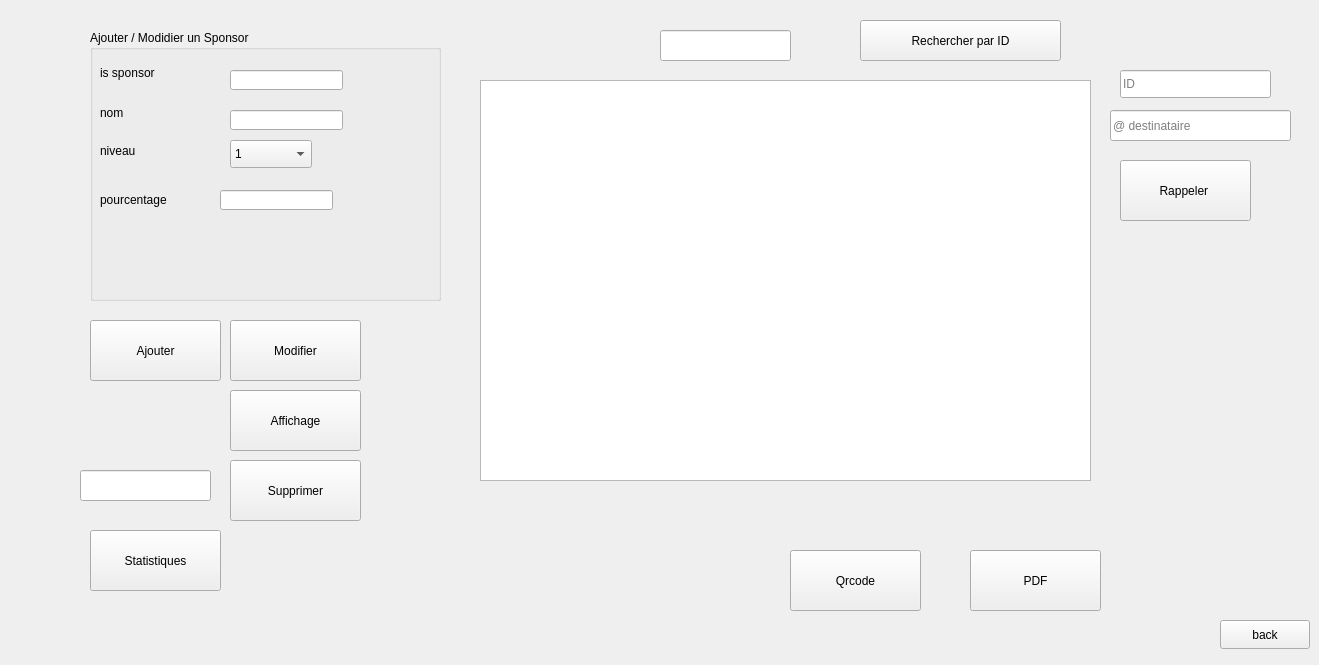
Above: sponsor.ui from medali141/sunny before the change. Below: the same form after it.
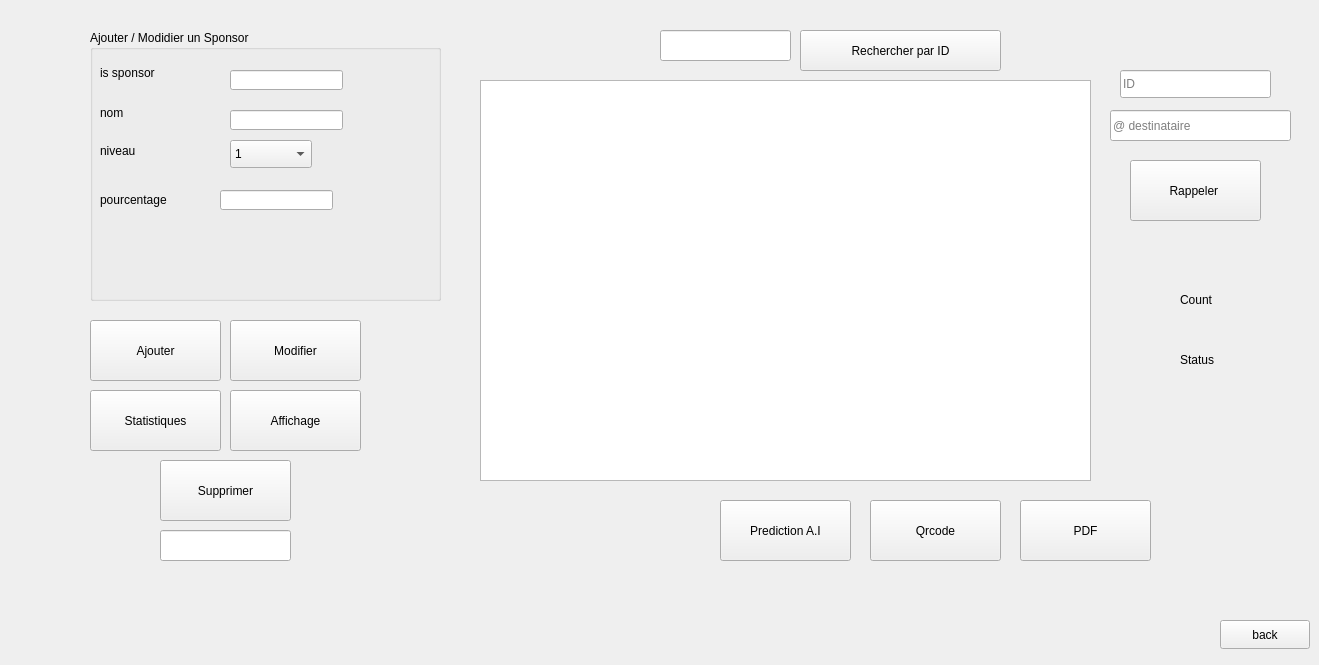
That is the form after the change.

Commit message: Update Sponsor module and integrate Python-Arduino bridge

What changed in the file:
```diff
--- a/sponsor.ui
+++ b/sponsor.ui
@@ -29,8 +29,8 @@
   <widget class="QPushButton" name="rechID">
    <property name="geometry">
     <rect>
-     <x>860</x>
-     <y>20</y>
+     <x>800</x>
+     <y>30</y>
      <width>201</width>
      <height>41</height>
     </rect>
@@ -52,7 +52,7 @@
   <widget class="QPushButton" name="supprimerMat">
    <property name="geometry">
     <rect>
-     <x>230</x>
+     <x>160</x>
      <y>460</y>
      <width>131</width>
      <height>61</height>
@@ -114,8 +114,8 @@
   <widget class="QLineEdit" name="idMAT_Delete">
    <property name="geometry">
     <rect>
-     <x>80</x>
-     <y>470</y>
+     <x>160</x>
+     <y>530</y>
      <width>131</width>
      <height>31</height>
     </rect>
@@ -262,7 +262,7 @@
   <widget class="QPushButton" name="send_mail">
    <property name="geometry">
     <rect>
-     <x>1120</x>
+     <x>1130</x>
      <y>160</y>
      <width>131</width>
      <height>61</height>
@@ -289,7 +289,7 @@
    <property name="geometry">
     <rect>
      <x>90</x>
-     <y>530</y>
+     <y>390</y>
      <width>131</width>
      <height>61</height>
     </rect>
@@ -301,8 +301,8 @@
   <widget class="QPushButton" name="Qrcode">
    <property name="geometry">
     <rect>
-     <x>790</x>
-     <y>550</y>
+     <x>870</x>
+     <y>500</y>
      <width>131</width>
      <height>61</height>
     </rect>
@@ -327,8 +327,8 @@
   <widget class="QPushButton" name="pdf">
    <property name="geometry">
     <rect>
-     <x>970</x>
-     <y>550</y>
+     <x>1020</x>
+     <y>500</y>
      <width>131</width>
      <height>61</height>
     </rect>
@@ -337,6 +337,45 @@
     <string>PDF</string>
    </property>
   </widget>
+  <widget class="QPushButton" name="predai">
+   <property name="geometry">
+    <rect>
+     <x>720</x>
+     <y>500</y>
+     <width>131</width>
+     <height>61</height>
+    </rect>
+   </property>
+   <property name="text">
+    <string>Prediction A.I</string>
+   </property>
+  </widget>
+  <widget class="QLabel" name="statusLabel">
+   <property name="geometry">
+    <rect>
+     <x>1180</x>
+     <y>350</y>
+     <width>63</width>
+     <height>20</height>
+    </rect>
+   </property>
+   <property name="text">
+    <string>Status</string>
+   </property>
+  </widget>
+  <widget class="QLabel" name="counterLabel">
+   <property name="geometry">
+    <rect>
+     <x>1180</x>
+     <y>290</y>
+     <width>63</width>
+     <height>20</height>
+    </rect>
+   </property>
+   <property name="text">
+    <string>Count</string>
+   </property>
+  </widget>
  </widget>
  <resources/>
  <connections/>
```
The commit also changes 3 other files.
